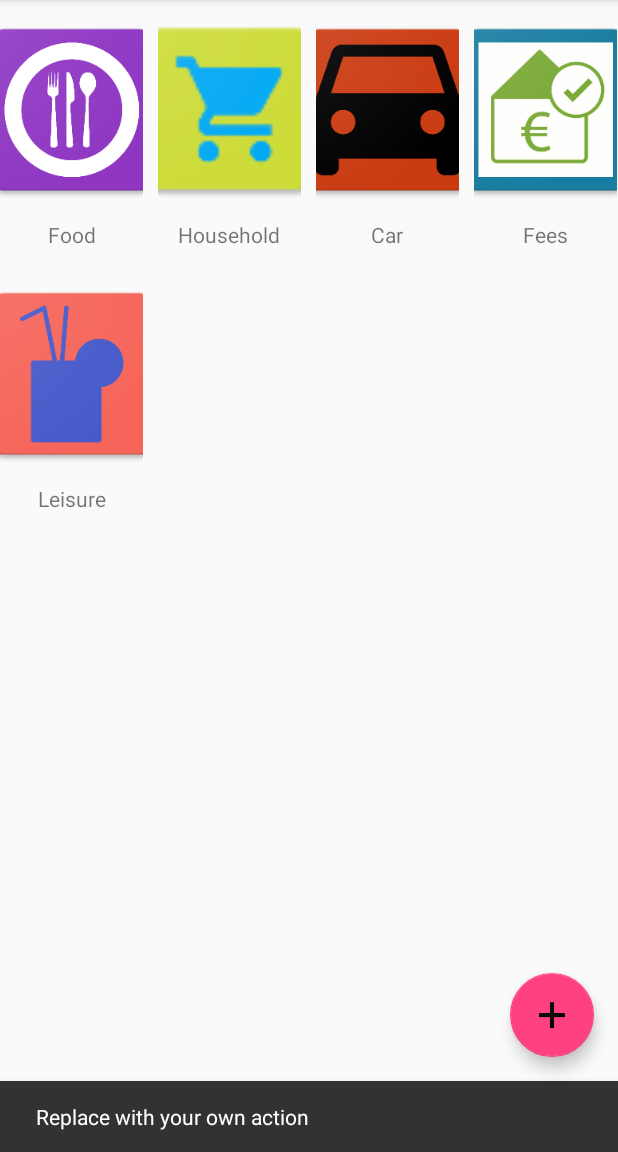
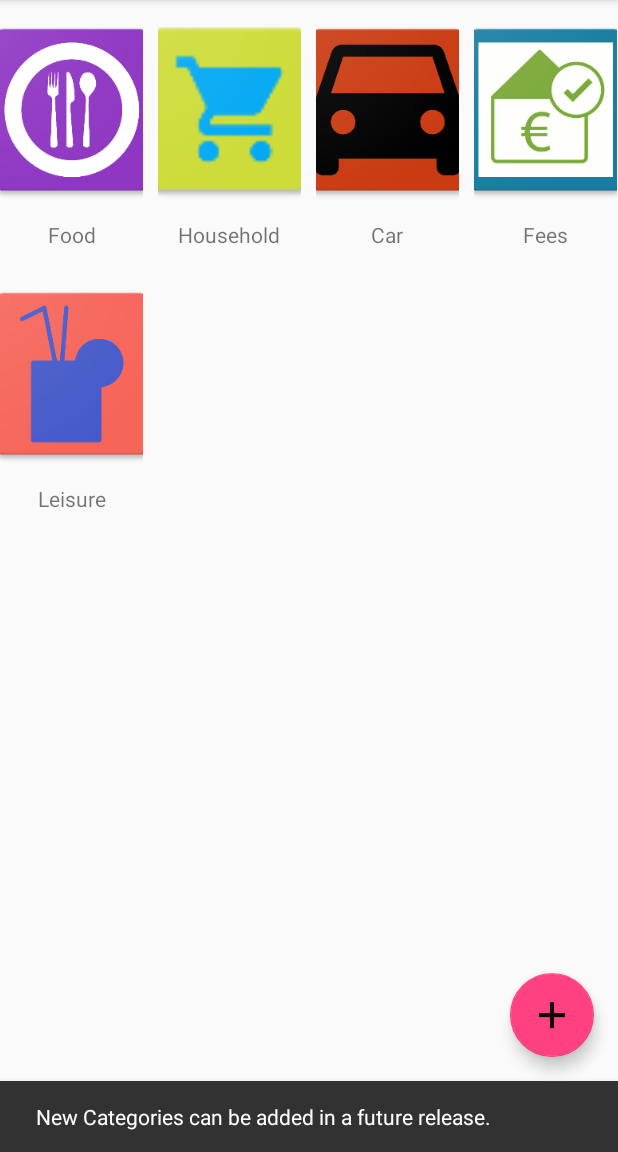
Before and after one commit to senden9/accountBookAndroid, an Android app: the screen it shows after launch (MainActivity), after a tap on an icon or button, on a phone screen of 412 x 824 dp, the part 84-1236 px from its top. Run offline under Robolectric (Android 15) with nearby library versions, the phone set to English and light mode, and no system bars.

Commit message:
Add „future release“ messages

```diff
--- a/app/src/main/java/com/stefano_probst/gridtest/MainActivity.java
+++ b/app/src/main/java/com/stefano_probst/gridtest/MainActivity.java
@@ -45,7 +45,7 @@ public class MainActivity extends AppCompatActivity
         fab.setOnClickListener(new View.OnClickListener() {
             @Override
             public void onClick(View view) {
-                    Snackbar.make(view, "Replace with your own action", Snackbar.LENGTH_LONG)
+                    Snackbar.make(view, "New Categories can be added in a future release.", Snackbar.LENGTH_LONG)
                             .setAction("Action", null).show();
             }
         });
@@ -115,13 +115,14 @@ public class MainActivity extends AppCompatActivity
 
         //noinspection SimplifiableIfStatement
         if (id == R.id.action_settings) {
+            Toast.makeText(MainActivity.this, "Things like settings & export/import functions comes in a future release.",
+                    Toast.LENGTH_SHORT).show();
             return true;
         }
 
         return super.onOptionsItemSelected(item);
     }
 
-    @SuppressWarnings("StatementWithEmptyBody")
     @Override
     public boolean onNavigationItemSelected(MenuItem item) {
         // Handle navigation view item clicks here.
```
